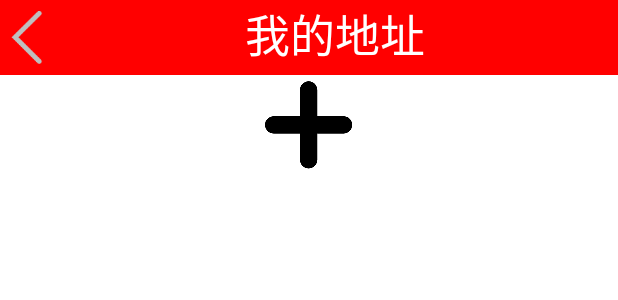
After one commit to JTangT/WM, an Android app: the layout activity_wodedizi.xml on its own in the app's theme, with its tools: preview values and no code run, on a phone screen of 412 x 824 dp. The commit adds this screen. Shown: the top 300 px of the screen. Run offline under Robolectric (Android 15) with nearby library versions, the phone set to English and light mode, and no system bars.

Commit message:
update
我的地址界面

```diff
--- a/app/src/main/AndroidManifest.xml
+++ b/app/src/main/AndroidManifest.xml
@@ -9,10 +9,11 @@
         android:roundIcon="@mipmap/ic_launcher_round"
         android:supportsRtl="true"
         android:theme="@style/Theme.WM">
+        <activity android:name=".wode.wodedizi"></activity>
         <activity
-            android:name=".gerenxinxi"
+            android:name=".wode.gerenxinxi"
             android:label="@string/title_activity_gerenxinxi"
-            android:theme="@style/Theme.WM.NoActionBar"></activity>
+            android:theme="@style/Theme.WM.NoActionBar" />
         <activity android:name=".MainActivity">
             <intent-filter>
                 <action android:name="android.intent.action.MAIN" />
--- /dev/null
+++ b/app/src/main/res/layout/activity_wodedizi.xml
@@ -0,0 +1,43 @@
+<?xml version="1.0" encoding="utf-8"?>
+<LinearLayout xmlns:android="http://schemas.android.com/apk/res/android"
+    xmlns:tools="http://schemas.android.com/tools"
+    android:layout_width="match_parent"
+    android:layout_height="match_parent"
+    android:orientation="vertical">
+    <LinearLayout
+        android:layout_width="match_parent"
+        android:layout_height="wrap_content"
+        android:orientation="horizontal"
+        android:layout_gravity="center_horizontal"
+        android:background="#ff0000">
+        <ImageView
+            android:id="@+id/imgre"
+            android:layout_width="35sp"
+            android:layout_height="wrap_content"
+            android:src="@mipmap/jiantou_h"
+            android:scaleX = "-1"
+            />
+        <TextView
+            android:id="@+id/top_text"
+            android:layout_width="match_parent"
+            android:layout_height="wrap_content"
+            android:text="我的地址"
+            android:textColor="#ffffff"
+            android:textSize="30sp"
+            android:gravity="center_horizontal"/>
+    </LinearLayout>
+    <ListView
+        android:layout_width="match_parent"
+        android:layout_height="wrap_content"/>
+    <LinearLayout
+        android:layout_width="match_parent"
+        android:layout_height="wrap_content"
+        android:gravity="center">
+        <ImageView
+            android:layout_width="wrap_content"
+            android:layout_height="wrap_content"
+            android:src="@mipmap/jiahao"
+            />
+    </LinearLayout>
+
+</LinearLayout>
--- a/app/src/main/res/layout/tab_wode.xml
+++ b/app/src/main/res/layout/tab_wode.xml
@@ -70,6 +70,7 @@
                 android:text="我的地址"
                 android:gravity="center_vertical"/>
             <ImageView
+                android:id="@+id/wddz"
                 android:layout_width="35sp"
                 android:layout_height="match_parent"
                 android:src="@mipmap/jiantou_h"
@@ -91,6 +92,7 @@
                 android:text="我的收藏"
                 android:gravity="center_vertical"/>
             <ImageView
+                android:id="@+id/wdsc"
                 android:layout_width="35sp"
                 android:layout_height="match_parent"
                 android:src="@mipmap/jiantou_h"
@@ -112,6 +114,7 @@
                 android:text="我的评价"
                 android:gravity="center_vertical"/>
             <ImageView
+                android:id="@+id/wdpj"
                 android:layout_width="35sp"
                 android:layout_height="match_parent"
                 android:src="@mipmap/jiantou_h"
@@ -133,6 +136,7 @@
             android:text="关于"
             android:gravity="center_vertical"/>
         <ImageView
+            android:id="@+id/gy"
             android:layout_width="35sp"
             android:layout_height="match_parent"
             android:src="@mipmap/jiantou_h"
```
Also changed, not shown: app/src/main/java/com/jtangt/wm/fragment/WoDeFragment.java (+20 -2 lines), app/src/main/java/com/jtangt/wm/wode/gerenxinxi.java (added, +42 -0 lines), app/src/main/java/com/jtangt/wm/wode/wodedizi.java (renamed from app/src/main/java/com/jtangt/wm/gerenxinxi.java, +7 -16 lines), app/src/main/res/mipmap-xxhdpi/jiahao.png (added).
